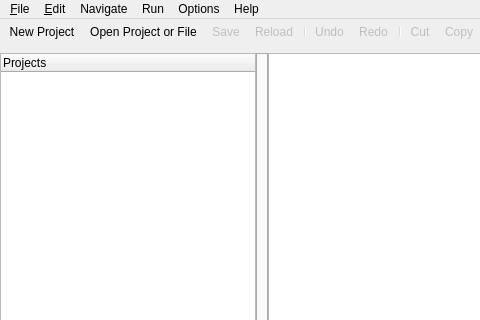
Qt form ScaraControlGUI/mainwindow.ui (mnowator/SCARA_Control) before a commit; both pictures show x 0 to 480 and y 0 to 320 of the 1041 by 574 pixel window.
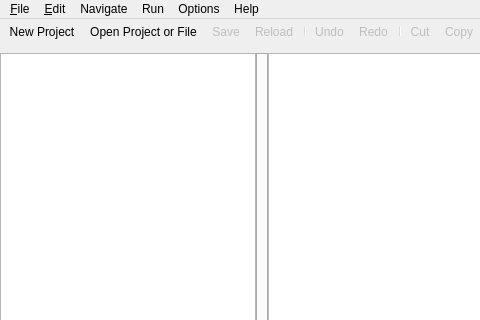
The same form after that commit. Icons and pictures are not drawn.

The edit to the form file:
```diff
--- a/ScaraControlGUI/mainwindow.ui
+++ b/ScaraControlGUI/mainwindow.ui
@@ -57,7 +57,7 @@
           <bool>false</bool>
          </property>
          <attribute name="headerVisible">
-          <bool>true</bool>
+          <bool>false</bool>
          </attribute>
          <column>
           <property name="text">
```
Left out of the diff: 2 changed lines with no effect on the pictures.
